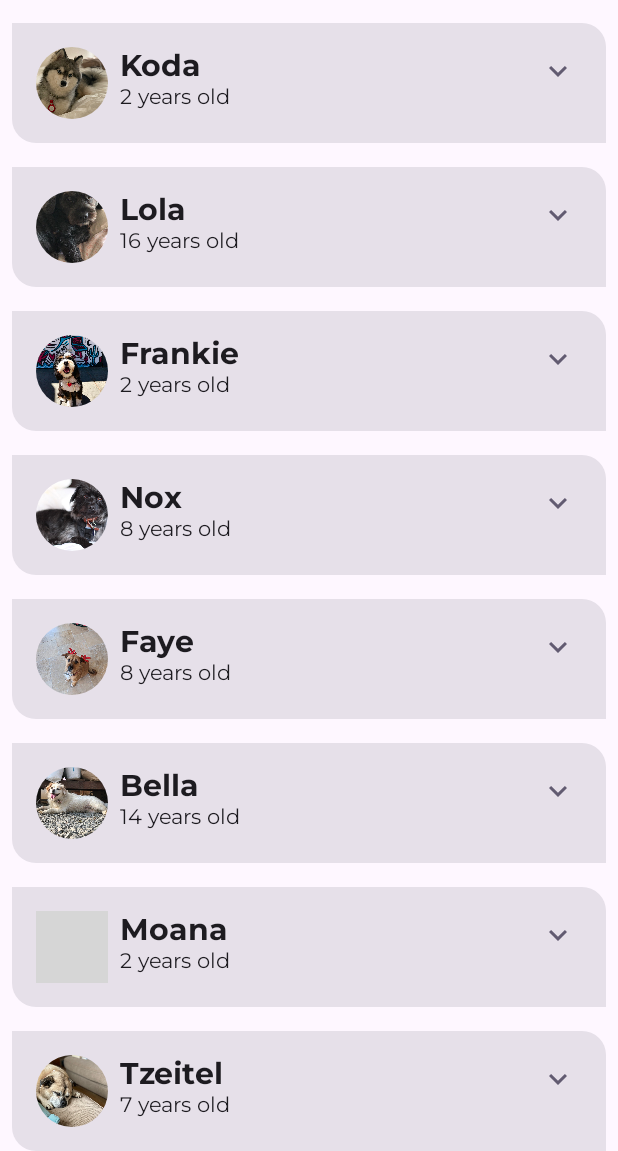
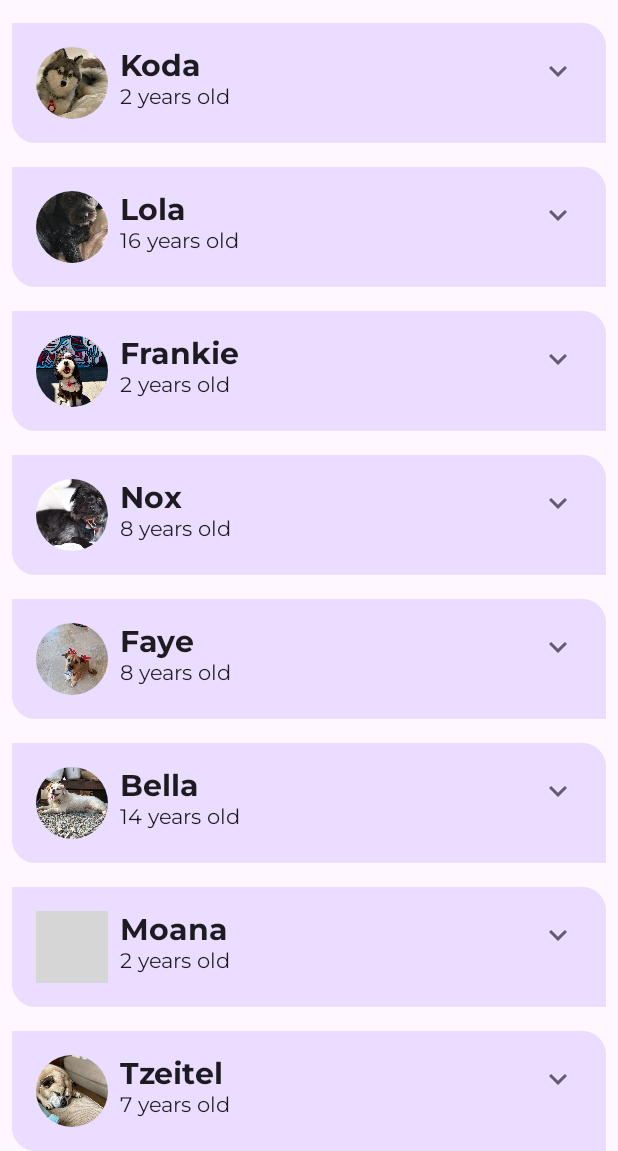
Before and after one commit to miguel-ossa/Woof, an Android app built with Jetpack Compose: the screen it shows after launch (MainActivity), on a phone screen of 412 x 824 dp, the part 85-1236 px from its top. Run offline under Robolectric (Android 15) with nearby library versions, the phone set to English and light mode, and no system bars; grey boxes are pictures that could not be loaded.

Commit message:
Add More Animations

```diff
--- a/app/src/main/java/com/example/woof/MainActivity.kt
+++ b/app/src/main/java/com/example/woof/MainActivity.kt
@@ -21,10 +21,12 @@ import androidx.activity.ComponentActivity
 import androidx.activity.compose.setContent
 import androidx.annotation.DrawableRes
 import androidx.annotation.StringRes
+import androidx.compose.animation.animateColorAsState
 import androidx.compose.animation.animateContentSize
 import androidx.compose.animation.core.Spring
 import androidx.compose.animation.core.spring
 import androidx.compose.foundation.Image
+import androidx.compose.foundation.background
 import androidx.compose.foundation.layout.Column
 import androidx.compose.foundation.layout.Row
 import androidx.compose.foundation.layout.Spacer
@@ -156,6 +158,10 @@ fun DogItem(
     modifier: Modifier = Modifier
 ) {
     var expanded by remember { mutableStateOf(false) }
+    val color by animateColorAsState(
+        targetValue = if (expanded) MaterialTheme.colorScheme.tertiaryContainer
+        else MaterialTheme.colorScheme.primaryContainer,
+    )
     Card(
         modifier = modifier
     ) {
@@ -167,6 +173,7 @@ fun DogItem(
                         stiffness = Spring.StiffnessMedium
                     )
                 )
+                .background(color = color)
         ) {
             Row(
                 modifier = Modifier
```
